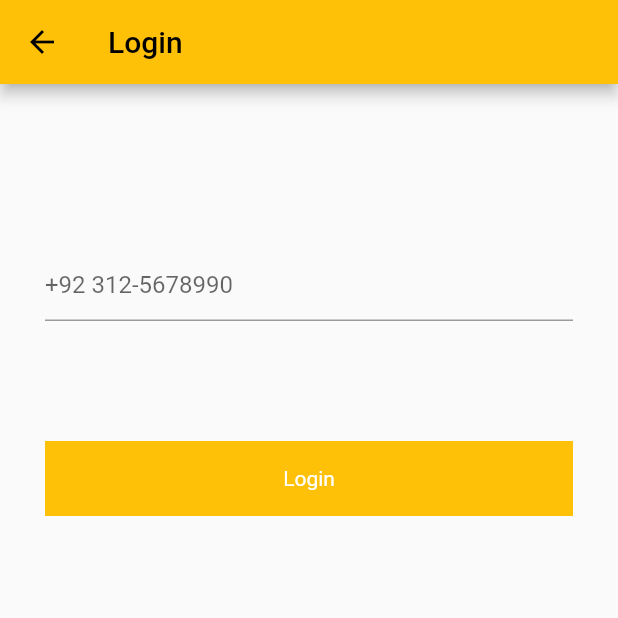
After one commit to Hizar62/Flutter-Firebase, a Flutter app: the screen it shows after launch, after a tap on "Login", after a tap on "Login with Phone", on a phone screen of 412 x 824 dp, the top half of it. The commit adds this screen. Run offline on Flutter 3.47's test engine with Material 2 defaults, Android fonts, the phone set to English and light mode, and no system bars; our stand-ins replace firebase_auth, firebase_core, fluttertoast; accounts and stored records are empty.

Commit message:
Login with PhoneNumber

```diff
--- a/lib/ui/auth/login_screen.dart
+++ b/lib/ui/auth/login_screen.dart
@@ -1,4 +1,5 @@
 import 'package:firebase_auth/firebase_auth.dart';
+import 'package:firebaselearning/ui/auth/login_with_phone_number.dart';
 import 'package:firebaselearning/ui/auth/signup_screen.dart';
 import 'package:firebaselearning/ui/posts/post_screen.dart';
 import 'package:firebaselearning/utils/utils.dart';
@@ -136,6 +137,26 @@ class _LoginScreenState extends State<LoginScreen> {
                       },
                       child: const Text("Sign Up"))
                 ],
+              ),
+              const SizedBox(
+                height: 30,
+              ),
+              InkWell(
+                onTap: () {
+                  Navigator.push(
+                      context,
+                      MaterialPageRoute(
+                          builder: (context) => const LoginWithPhoneNumber()));
+                },
+                child: Container(
+                  height: 50,
+                  decoration: BoxDecoration(
+                      borderRadius: BorderRadius.circular(50),
+                      border: Border.all(color: Colors.black)),
+                  child: const Center(
+                    child: Text("Login with Phone"),
+                  ),
+                ),
               )
             ],
           ),
--- /dev/null
+++ b/lib/ui/auth/login_with_phone_number.dart
@@ -0,0 +1,85 @@
+import 'package:firebase_auth/firebase_auth.dart';
+import 'package:firebaselearning/ui/auth/verify_code.dart';
+import 'package:firebaselearning/utils/utils.dart';
+import 'package:firebaselearning/widgets/round_button.dart';
+import 'package:flutter/material.dart';
+
+class LoginWithPhoneNumber extends StatefulWidget {
+  const LoginWithPhoneNumber({super.key});
+
+  @override
+  State<LoginWithPhoneNumber> createState() => _LoginWithPhoneNumberState();
+}
+
+class _LoginWithPhoneNumberState extends State<LoginWithPhoneNumber> {
+  final TextEditingController phoneNumberController = TextEditingController();
+
+  final auth = FirebaseAuth.instance;
+
+  bool loading = false;
+
+  @override
+  Widget build(BuildContext context) {
+    return Scaffold(
+      appBar: AppBar(
+        title: const Text("Login"),
+      ),
+      body: Padding(
+        padding: const EdgeInsets.symmetric(vertical: 30, horizontal: 30),
+        child: Column(children: [
+          const SizedBox(
+            height: 80,
+          ),
+          TextFormField(
+            controller: phoneNumberController,
+            keyboardType: TextInputType.number,
+            decoration: const InputDecoration(
+              hintText: '+92 312-5678990',
+            ),
+          ),
+          const SizedBox(
+            height: 80,
+          ),
+          RoundButton(
+              title: "Login",
+              loading: loading,
+              onTap: () {
+                setState(() {
+                  loading = true;
+                });
+                auth.verifyPhoneNumber(
+                    phoneNumber: phoneNumberController.text,
+                    verificationCompleted: (_) {
+                      setState(() {
+                        loading = false;
+                      });
+                    },
+                    verificationFailed: (e) {
+                      Utils().toastMessage(e.toString());
+                      setState(() {
+                        loading = false;
+                      });
+                    },
+                    codeSent: (String VerificationId, int? Token) {
+                      Navigator.push(
+                          context,
+                          MaterialPageRoute(
+                              builder: (context) => VerifyWithCode(
+                                    VerificationId: VerificationId,
+                                  )));
+                      setState(() {
+                        loading = false;
+                      });
+                    },
+                    codeAutoRetrievalTimeout: (e) {
+                      Utils().toastMessage(e.toString());
+                      setState(() {
+                        loading = false;
+                      });
+                    });
+              })
+        ]),
+      ),
+    );
+  }
+}
```
Also changed, not shown: lib/ui/auth/verify_code.dart (added, +71 -0 lines).
